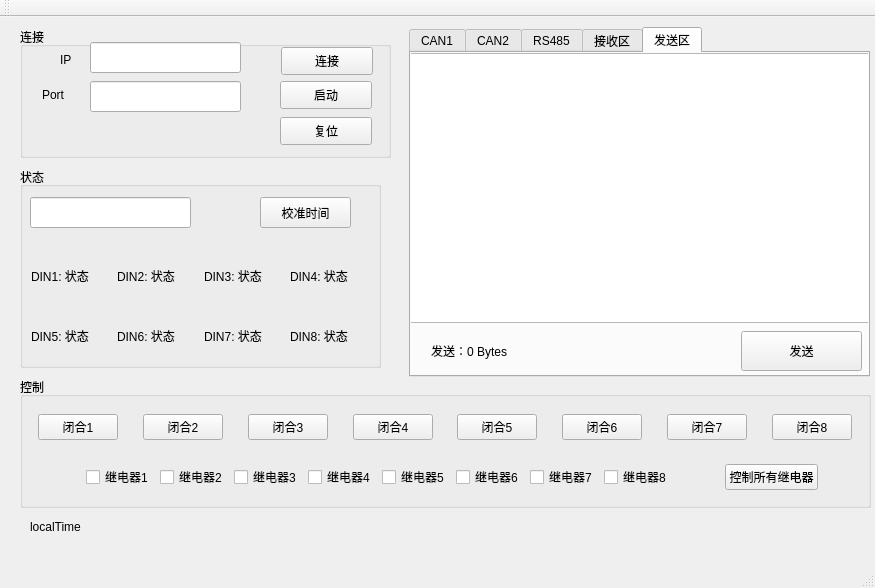
This is mainwindow.ui in kingvei/Sample_Qt as Qt 5 draws it before an edit. The edited form follows.
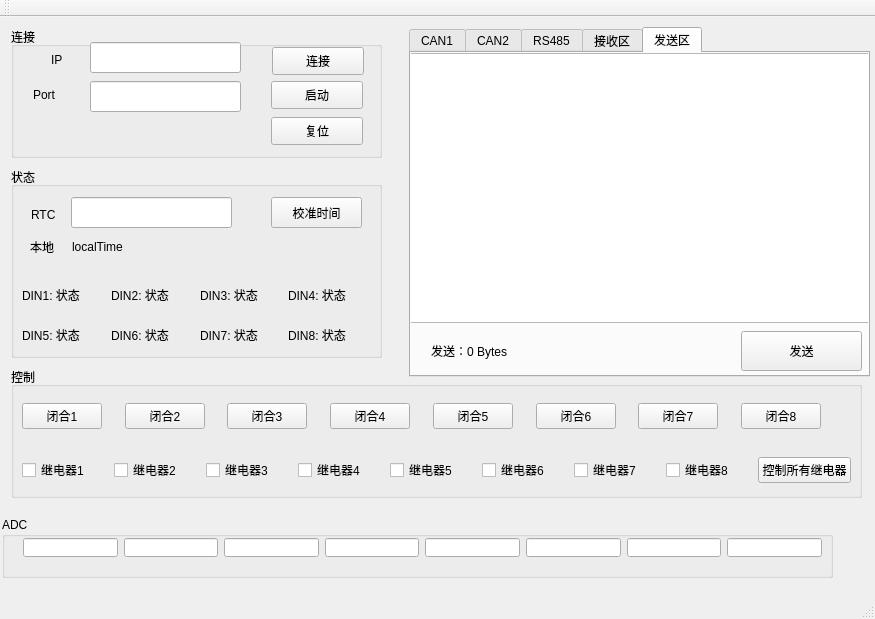
This is the edited form.

Patch:
```diff
--- a/mainwindow.ui
+++ b/mainwindow.ui
@@ -7,7 +7,7 @@
     <x>0</x>
     <y>0</y>
     <width>875</width>
-    <height>588</height>
+    <height>619</height>
    </rect>
   </property>
   <property name="windowTitle">
@@ -209,7 +209,7 @@
    <widget class="QGroupBox" name="groupBox">
     <property name="geometry">
      <rect>
-      <x>20</x>
+      <x>11</x>
       <y>10</y>
       <width>371</width>
       <height>131</height>
@@ -287,10 +287,10 @@
    <widget class="QGroupBox" name="groupBox_2">
     <property name="geometry">
      <rect>
-      <x>20</x>
+      <x>11</x>
       <y>150</y>
-      <width>361</width>
-      <height>201</height>
+      <width>371</width>
+      <height>191</height>
      </rect>
     </property>
     <property name="title">
@@ -300,9 +300,9 @@
      <property name="geometry">
       <rect>
        <x>0</x>
-       <y>78</y>
-       <width>361</width>
-       <height>61</height>
+       <y>107</y>
+       <width>371</width>
+       <height>41</height>
       </rect>
      </property>
      <layout class="QHBoxLayout" name="horizontalLayout">
@@ -340,9 +340,9 @@
      <property name="geometry">
       <rect>
        <x>0</x>
-       <y>138</y>
-       <width>361</width>
-       <height>61</height>
+       <y>147</y>
+       <width>371</width>
+       <height>41</height>
       </rect>
      </property>
      <layout class="QHBoxLayout" name="horizontalLayout_2">
@@ -379,7 +379,7 @@
     <widget class="QPushButton" name="calibrateTimeButton">
      <property name="geometry">
       <rect>
-       <x>240</x>
+       <x>260</x>
        <y>30</y>
        <width>91</width>
        <height>31</height>
@@ -392,20 +392,71 @@
     <widget class="QLineEdit" name="rtcLineEdit">
      <property name="geometry">
       <rect>
-       <x>10</x>
+       <x>60</x>
        <y>30</y>
        <width>161</width>
        <height>31</height>
       </rect>
      </property>
     </widget>
-   </widget>
+    <widget class="QLabel" name="label_8">
+     <property name="geometry">
+      <rect>
+       <x>19</x>
+       <y>72</y>
+       <width>31</width>
+       <height>16</height>
+      </rect>
+     </property>
+     <property name="text">
+      <string>本地</string>
+     </property>
+    </widget>
+    <widget class="QLabel" name="sysTimeLabel">
+     <property name="geometry">
+      <rect>
+       <x>61</x>
+       <y>70</y>
+       <width>161</width>
+       <height>20</height>
+      </rect>
+     </property>
+     <property name="text">
+      <string>localTime</string>
+     </property>
+    </widget>
+    <widget class="QLabel" name="label_9">
+     <property name="geometry">
+      <rect>
+       <x>20</x>
+       <y>40</y>
+       <width>31</width>
+       <height>16</height>
+      </rect>
+     </property>
+     <property name="text">
+      <string>RTC</string>
+     </property>
+    </widget>
+   </widget>
+   <widget class="QGroupBox" name="groupBox_3">
+    <property name="geometry">
+     <rect>
+      <x>11</x>
+      <y>350</y>
+      <width>851</width>
+      <height>131</height>
+     </rect>
+    </property>
+    <property name="title">
+     <string>控制</string>
+    </property>
    <widget class="QWidget" name="horizontalLayoutWidget_3">
     <property name="geometry">
      <rect>
-      <x>27</x>
-      <y>385</y>
-      <width>836</width>
+       <x>0</x>
+       <y>24</y>
+       <width>821</width>
       <height>51</height>
      </rect>
     </property>
@@ -562,26 +613,13 @@
    <widget class="QWidget" name="horizontalLayoutWidget_4">
     <property name="geometry">
      <rect>
-      <x>27</x>
-      <y>435</y>
-      <width>802</width>
+       <x>0</x>
+       <y>78</y>
+       <width>851</width>
       <height>51</height>
      </rect>
     </property>
     <layout class="QHBoxLayout" name="horizontalLayout_5">
-     <item>
-      <spacer name="horizontalSpacer_9">
-       <property name="orientation">
-        <enum>Qt::Horizontal</enum>
-       </property>
-       <property name="sizeHint" stdset="0">
-        <size>
-         <width>40</width>
-         <height>20</height>
-        </size>
-       </property>
-      </spacer>
-     </item>
      <item>
       <widget class="QCheckBox" name="relayCheckBox_0">
        <property name="text">
@@ -638,19 +676,6 @@
        </property>
       </widget>
      </item>
-     <item>
-      <spacer name="horizontalSpacer">
-       <property name="orientation">
-        <enum>Qt::Horizontal</enum>
-       </property>
-       <property name="sizeHint" stdset="0">
-        <size>
-         <width>40</width>
-         <height>20</height>
-        </size>
-       </property>
-      </spacer>
-     </item>
      <item>
       <widget class="QPushButton" name="setAllRelayButton">
        <property name="text">
@@ -660,31 +685,55 @@
      </item>
     </layout>
    </widget>
-   <widget class="QGroupBox" name="groupBox_3">
-    <property name="geometry">
-     <rect>
-      <x>20</x>
-      <y>360</y>
-      <width>851</width>
-      <height>131</height>
-     </rect>
-    </property>
-    <property name="title">
-     <string>控制</string>
-    </property>
    </widget>
-   <widget class="QLabel" name="sysTimeLabel">
+   <widget class="QGroupBox" name="groupBox_4">
     <property name="geometry">
      <rect>
-      <x>30</x>
+      <x>2</x>
       <y>500</y>
-      <width>161</width>
-      <height>20</height>
+      <width>831</width>
+      <height>61</height>
      </rect>
     </property>
-    <property name="text">
-     <string>localTime</string>
+    <property name="title">
+     <string>ADC</string>
     </property>
+    <widget class="QWidget" name="horizontalLayoutWidget_5">
+     <property name="geometry">
+      <rect>
+       <x>10</x>
+       <y>10</y>
+       <width>821</width>
+       <height>41</height>
+      </rect>
+     </property>
+     <layout class="QHBoxLayout" name="horizontalLayout_3">
+      <item>
+       <widget class="QLineEdit" name="adcValue_1"/>
+      </item>
+      <item>
+       <widget class="QLineEdit" name="adcValue_2"/>
+      </item>
+      <item>
+       <widget class="QLineEdit" name="adcValue_3"/>
+      </item>
+      <item>
+       <widget class="QLineEdit" name="adcValue_4"/>
+      </item>
+      <item>
+       <widget class="QLineEdit" name="adcValue_5"/>
+      </item>
+      <item>
+       <widget class="QLineEdit" name="adcValue_6"/>
+      </item>
+      <item>
+       <widget class="QLineEdit" name="adcValue_7"/>
+      </item>
+      <item>
+       <widget class="QLineEdit" name="adcValue_8"/>
+      </item>
+     </layout>
+    </widget>
    </widget>
    <zorder>groupBox_2</zorder>
    <zorder>groupBox</zorder>
```
Left out of the diff: 4 changed lines with no effect on the pictures. Lines whose indentation alone changed are shown as unchanged.
